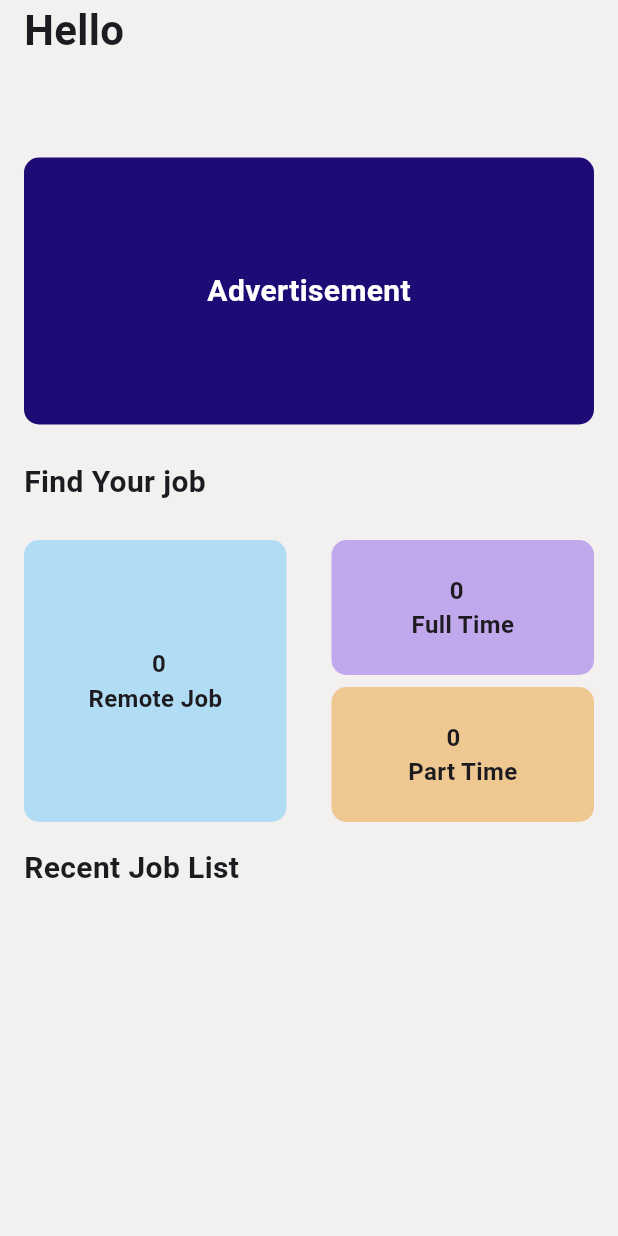
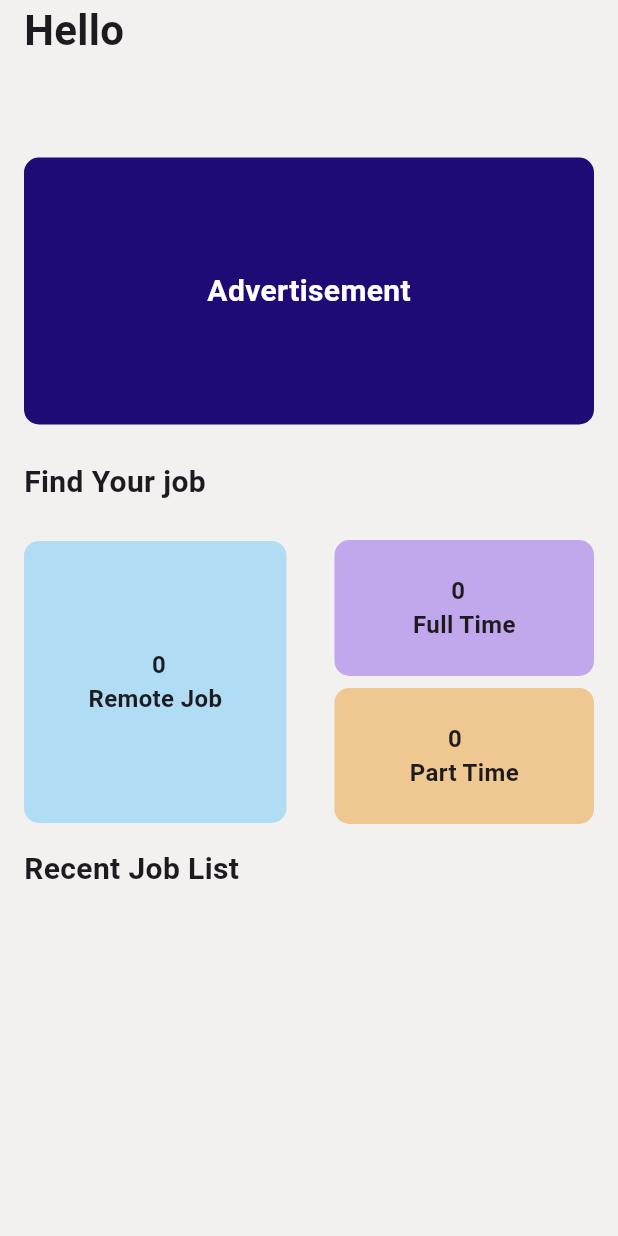
Before and after one commit to UMESH-042/Gigs, a Flutter app: the DisplayJobs screen opened directly, on a phone screen of 412 x 824 dp. Run offline on Flutter 3.47's test engine with Material 3 defaults, Android fonts, the phone set to English and light mode, and no system bars; our stand-ins replace animated_splash_screen, cached_network_image, cloud_firestore, curved_navigation_bar, file_picker, firebase_auth and 13 more; missing offline and left inert: app_settings, easy_pdf_viewer, external_app_launcher; accounts and stored records are empty.

Commit message:
Added Everything

```diff
--- a/lib/view/Display_Jobs.dart
+++ b/lib/view/Display_Jobs.dart
@@ -317,9 +317,14 @@ class _DisplayJobsState extends State<DisplayJobs> {
   }
 
   Widget _buildJobCardforFT(String label) {
+    final double cardWidth = MediaQuery.of(context).size.width * 0.42;
+    final double cardHeight = MediaQuery.of(context).size.height * 0.11;
+
     return Container(
-      width: 175, // Adjust the width as needed
-      height: 90, // Adjust the height as needed
+      // width: 175, // Adjust the width as needed
+      // height: 90, // Adjust the height as needed
+      width: cardWidth,
+      height: cardHeight,
       decoration: BoxDecoration(
         color: Color.fromARGB(255, 193, 168, 236), // Change color as needed
         borderRadius: BorderRadius.circular(10),
@@ -338,9 +343,13 @@ class _DisplayJobsState extends State<DisplayJobs> {
   }
 
   Widget _buildJobCardforPT(String label) {
+    final double cardWidth = MediaQuery.of(context).size.width * 0.42;
+    final double cardHeight = MediaQuery.of(context).size.height * 0.11;
     return Container(
-      width: 175, // Adjust the width as needed
-      height: 90, // Adjust the height as needed
+      width: cardWidth,
+      height: cardHeight,
+      // width: 175, // Adjust the width as needed
+      // height: 90, // Adjust the height as needed
       decoration: BoxDecoration(
         color: Color.fromARGB(255, 238, 200, 144), // Change color as needed
         borderRadius: BorderRadius.circular(10),
@@ -385,8 +394,10 @@ class _DisplayJobsState extends State<DisplayJobs> {
     var domain = companyName.toLowerCase();
 
     return Container(
-      margin: EdgeInsets.only(bottom: 16),
-      padding: EdgeInsets.all(16),
+      // margin: EdgeInsets.only(bottom: 16),
+      // padding: EdgeInsets.all(16),
+ margin: EdgeInsets.only(bottom: MediaQuery.of(context).size.height * 0.016),
+      padding: EdgeInsets.all(MediaQuery.of(context).size.width * 0.04),
       decoration: BoxDecoration(
         color: Colors.white,
         borderRadius: BorderRadius.circular(10),
```
Also changed, not shown: lib/view/Network/Network.dart (+19 -60 lines), lib/view/UsersList.dart (+0 -79 lines).
